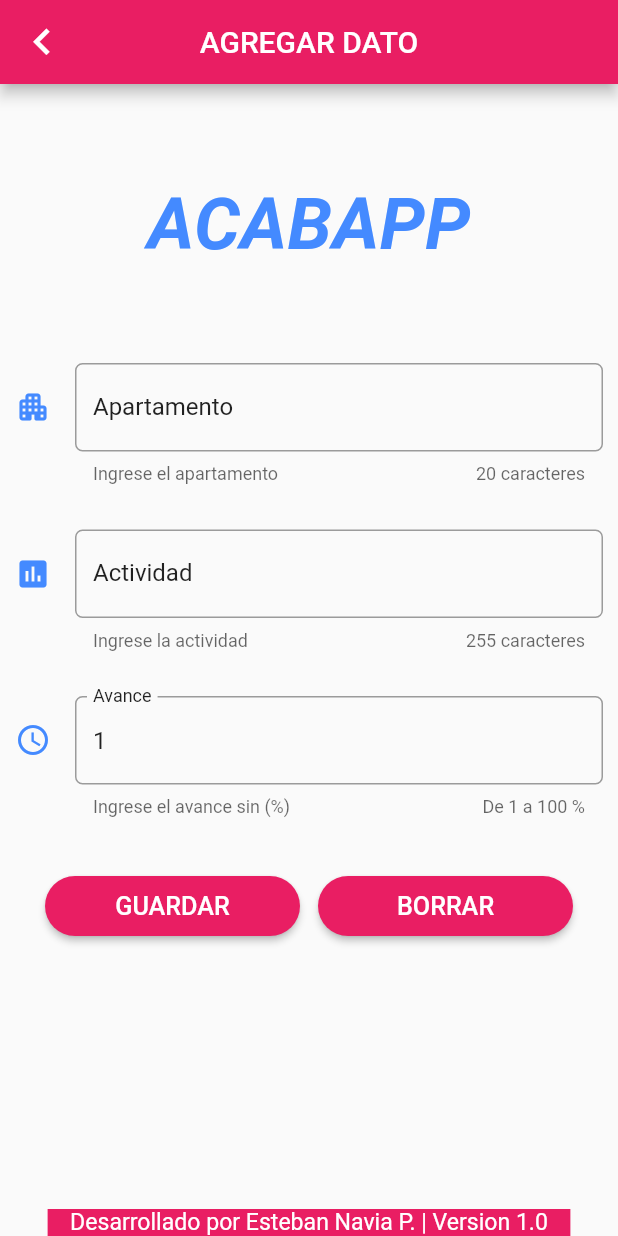
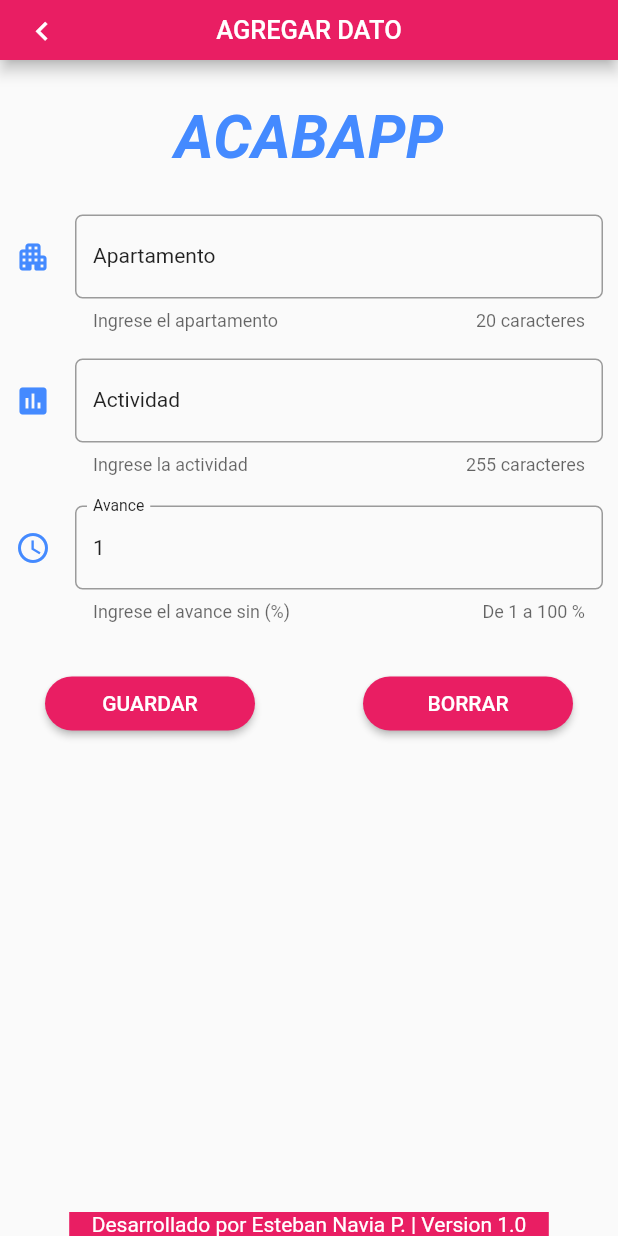
Before and after one commit to EstebanP-dev/acabAppDart, a Flutter app: the screen it shows after launch, after a tap on the "add" icon, on a phone screen of 412 x 824 dp. Run offline on Flutter 3.47's test engine with Material 2 defaults, Android fonts, the phone set to English and light mode, and no system bars; our stand-ins replace flutter_spinkit, google_fonts, sqflite; accounts and stored records are empty; Roboto replaces fonts that are missing (Kanit).

Commit message:
Size adjustment

```diff
--- a/lib/extends/loading.screen.dart
+++ b/lib/extends/loading.screen.dart
@@ -36,7 +36,7 @@ class _LoadingScreenState extends State<LoadingScreen> {
               alignment: Alignment.topCenter,
               child: CircleAvatar(
                 backgroundImage: AssetImage('assets/images/appstore.png'),
-                maxRadius: 150.0,
+                maxRadius: 130.0,
                 minRadius: 50.0,
               ),
             ),
--- a/lib/screens/data_datail.dart
+++ b/lib/screens/data_datail.dart
@@ -58,7 +58,7 @@ class DataListState extends State<DataDetail> {
 
   @override
   Widget build(BuildContext context) {
-    TextStyle textStyle = Theme.of(context).textTheme.subtitle1;
+    TextStyle textStyle = Theme.of(context).textTheme.bodyText2;
 
 
 
@@ -75,33 +75,39 @@ class DataListState extends State<DataDetail> {
       appBar: AppBar(
         title: Text(
           appBarTitle.toUpperCase(),
-          style: GoogleFonts.kanit()
+          style: GoogleFonts.kanit(
+            fontSize: 17
+          )
         ),
         centerTitle: true,
         leading: IconButton(
           icon: Icon(
               Icons.keyboard_arrow_left,
-            size: 35.0,
+            size: 25.0,
           ),
           onPressed: () {
             moveToLastScreen();
           },
         ),
+        toolbarHeight: 40,
       ),
       body: Padding(
-        padding: EdgeInsets.only(top: 15.0, left: 10.0, right: 10.0),
+        padding: EdgeInsets.only(top: 8.0, left: 10.0, right: 10.0),
         child: Form(
           key: _formKey,
           child: Container(
             child: Column(
               children: <Widget>[
+                SingleChildScrollView(
+                  child: Column(
+                    children: <Widget>[
                       Container(
-                  padding: EdgeInsets.only(top: 50.0, bottom: 50.0),
+                        padding: EdgeInsets.only(top: 20.0, bottom: 20.0),
                         child: Text(
                           'ACABAPP',
                           style: GoogleFonts.bigShouldersText(
                               textStyle: Theme.of(context).textTheme.headline4,
-                        fontSize: 48,
+                              fontSize: 40,
                               fontWeight: FontWeight.w700,
                               fontStyle: FontStyle.italic,
                               color: Colors.blueAccent
@@ -112,7 +118,7 @@ class DataListState extends State<DataDetail> {
 
                       //First element
                       Padding(
-                  padding: EdgeInsets.only(top: 15.0, bottom: 15.0),
+                        padding: EdgeInsets.only(top: 8.0, bottom: 8.0),
                         child: TextFormField(
                           validator: (value) {
                             if(value.isEmpty){
@@ -144,7 +150,7 @@ class DataListState extends State<DataDetail> {
                       ),
                       //Second Element
                       Padding(
-                  padding: EdgeInsets.only(top: 15.0, bottom: 15.0),
+                        padding: EdgeInsets.only(top: 10.0, bottom: 10.0),
                         child: TextFormField(
                           validator: (value) {
                             if(value.isEmpty){
@@ -176,7 +182,7 @@ class DataListState extends State<DataDetail> {
                       ),
                       //Third Element
                       Padding(
-                  padding: EdgeInsets.only(top: 15.0, bottom: 15.0),
+                        padding: EdgeInsets.only(top: 10.0, bottom: 10.0),
                         child: TextFormField(
                           validator: (value) {
                             if(value.isEmpty){
@@ -213,7 +219,7 @@ class DataListState extends State<DataDetail> {
                         child: Row(
                           children: <Widget>[
                             Container(
-                        width: 170.0,
+                              width: 140.0,
                               child: RaisedButton(
                                 color: Colors.pink,
                                 textColor: Colors.white,
@@ -223,12 +229,10 @@ class DataListState extends State<DataDetail> {
                                 padding: EdgeInsets.only(
                                   top: 10.0,
                                   bottom: 10.0,
-                              right: 1.0,
-                              left: 1.0
                                 ),
                                 child: Text(
                                   'GUARDAR',
-                            textScaleFactor: 1.2,
+                                  textScaleFactor: 1.0,
                                   style: GoogleFonts.kanit(),
                                 ),
                                 onPressed: () {
@@ -244,7 +248,7 @@ class DataListState extends State<DataDetail> {
                             Spacer(),
 
                             Container(
-                        width: 170.0,
+                              width: 140.0,
                               child: RaisedButton(
                                 color: Colors.pink,
                                 textColor: Colors.white,
@@ -259,7 +263,7 @@ class DataListState extends State<DataDetail> {
                                 ),
                                 child: Text(
                                   'BORRAR',
-                            textScaleFactor: 1.2,
+                                  textScaleFactor: 1.0,
                                   style: GoogleFonts.kanit(),
                                 ),
                                 onPressed: () {
@@ -268,6 +272,9 @@ class DataListState extends State<DataDetail> {
                                     _delete();
                                   });
                                 },
+                              ),
+                            ),
+                          ],
                         ),
                       ),
                     ],
@@ -284,7 +291,7 @@ class DataListState extends State<DataDetail> {
                     ),
                     child: Text(
                         "Desarrollado por Esteban Navia P. | Version 1.0",
-                        textScaleFactor: 1.1,
+                        textScaleFactor: 1.0,
                         style: GoogleFonts.kanit(
                           color: Colors.white
                         )
--- a/lib/screens/data_list.dart
+++ b/lib/screens/data_list.dart
@@ -40,17 +40,29 @@ class DataListState extends State<DataList> {
       appBar: AppBar(
         title: Text(
           title.toUpperCase(),
-            style: GoogleFonts.kanit()
+            style: GoogleFonts.kanit(
+              fontSize: 17
+            )
         ),
+        toolbarHeight: 40,
       ),
       body: getDataListView(),
-      floatingActionButton: FloatingActionButton(
+      floatingActionButton:Container(
+        height: 40.0,
+        width: 40.0,
+        child: FittedBox(
+          child: FloatingActionButton(
             backgroundColor: Colors.pink,
             onPressed: () {
               navigationToDetail(Data('', 1, '', ''), 'Agregar Dato');
             },
-        child: Icon(Icons.add),
+          child: Icon(
+            Icons.add,
+            size: 20,
         )
+          ),
+        ),
+      ),
     );
   }
 
```
Lines whose indentation alone changed are shown as unchanged.
